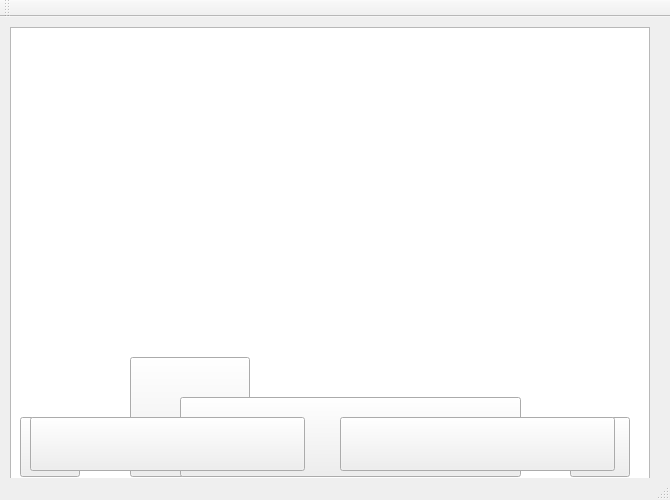
Qt form Rhythm_Game/Rhythm_Game/rhythm_game.ui (Robolover/Capstone) before a commit.
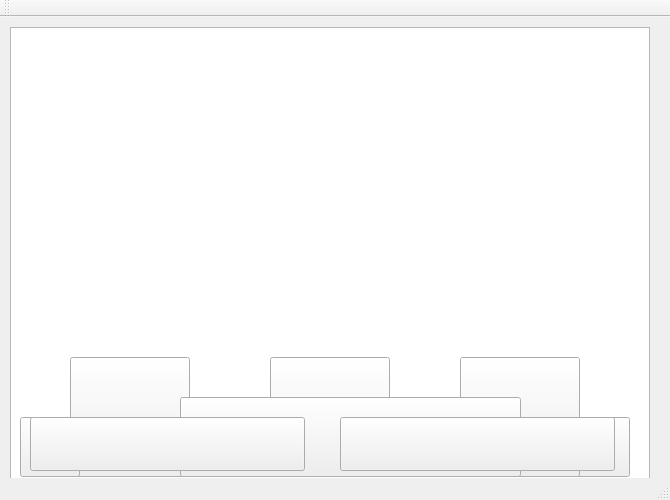
The same form after that commit. Icons and pictures are not drawn.

Patch:
```diff
--- a/Rhythm_Game/Rhythm_Game/rhythm_game.ui
+++ b/Rhythm_Game/Rhythm_Game/rhythm_game.ui
@@ -62,7 +62,7 @@
    <widget class="QPushButton" name="stage_1">
     <property name="geometry">
      <rect>
-      <x>130</x>
+      <x>70</x>
       <y>340</y>
       <width>120</width>
       <height>120</height>
@@ -118,10 +118,10 @@
    <widget class="QPushButton" name="stage_2">
     <property name="geometry">
      <rect>
-      <x>300</x>
-      <y>400</y>
-      <width>60</width>
-      <height>60</height>
+      <x>270</x>
+      <y>340</y>
+      <width>120</width>
+      <height>120</height>
      </rect>
     </property>
     <property name="styleSheet">
@@ -134,10 +134,10 @@
    <widget class="QPushButton" name="stage_3">
     <property name="geometry">
      <rect>
-      <x>430</x>
-      <y>400</y>
-      <width>60</width>
-      <height>60</height>
+      <x>460</x>
+      <y>340</y>
+      <width>120</width>
+      <height>120</height>
      </rect>
     </property>
     <property name="styleSheet">
```
Left out of the diff: 16 changed lines with no effect on the pictures.
